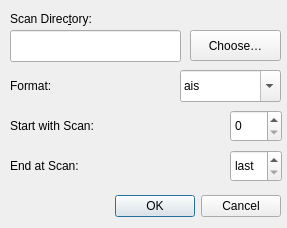
First picture: the form in src/qtshow/ScanPicker.ui, repository 3DTK/3DTK, before the edit.
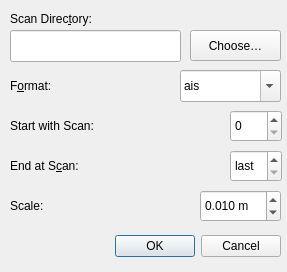
Second picture: the form after the edit.

Commit message: qtshow: Add scale parameter to ScanPicker

```diff
--- a/src/qtshow/ScanPicker.ui
+++ b/src/qtshow/ScanPicker.ui
@@ -7,7 +7,7 @@
     <x>0</x>
     <y>0</y>
     <width>287</width>
-    <height>228</height>
+    <height>272</height>
    </rect>
   </property>
   <property name="windowTitle">
@@ -17,7 +17,7 @@
    <property name="geometry">
     <rect>
      <x>10</x>
-     <y>190</y>
+     <y>230</y>
      <width>271</width>
      <height>32</height>
     </rect>
@@ -78,7 +78,7 @@
     </rect>
    </property>
    <property name="text">
-    <string>Format:</string>
+    <string>F&amp;ormat:</string>
    </property>
    <property name="buddy">
     <cstring>comboBoxFormat</cstring>
@@ -378,7 +378,7 @@
     </rect>
    </property>
    <property name="text">
-    <string>End at Scan:</string>
+    <string>End at S&amp;can:</string>
    </property>
    <property name="buddy">
     <cstring>spinBoxEnd</cstring>
@@ -419,6 +419,47 @@
     <number>-1</number>
    </property>
   </widget>
+  <widget class="QLabel" name="label_5">
+   <property name="geometry">
+    <rect>
+     <x>10</x>
+     <y>190</y>
+     <width>59</width>
+     <height>31</height>
+    </rect>
+   </property>
+   <property name="text">
+    <string>Scale:</string>
+   </property>
+  </widget>
+  <widget class="QDoubleSpinBox" name="spinBoxScale">
+   <property name="geometry">
+    <rect>
+     <x>200</x>
+     <y>190</y>
+     <width>81</width>
+     <height>32</height>
+    </rect>
+   </property>
+   <property name="suffix">
+    <string> m</string>
+   </property>
+   <property name="decimals">
+    <number>3</number>
+   </property>
+   <property name="minimum">
+    <double>0.001000000000000</double>
+   </property>
+   <property name="maximum">
+    <double>1.000000000000000</double>
+   </property>
+   <property name="singleStep">
+    <double>0.001000000000000</double>
+   </property>
+   <property name="value">
+    <double>0.010000000000000</double>
+   </property>
+  </widget>
  </widget>
  <tabstops>
   <tabstop>lineEditDirectory</tabstop>
```
Left out of the diff: 3 changed lines with no effect on the pictures. The commit also changes 7 other files.
